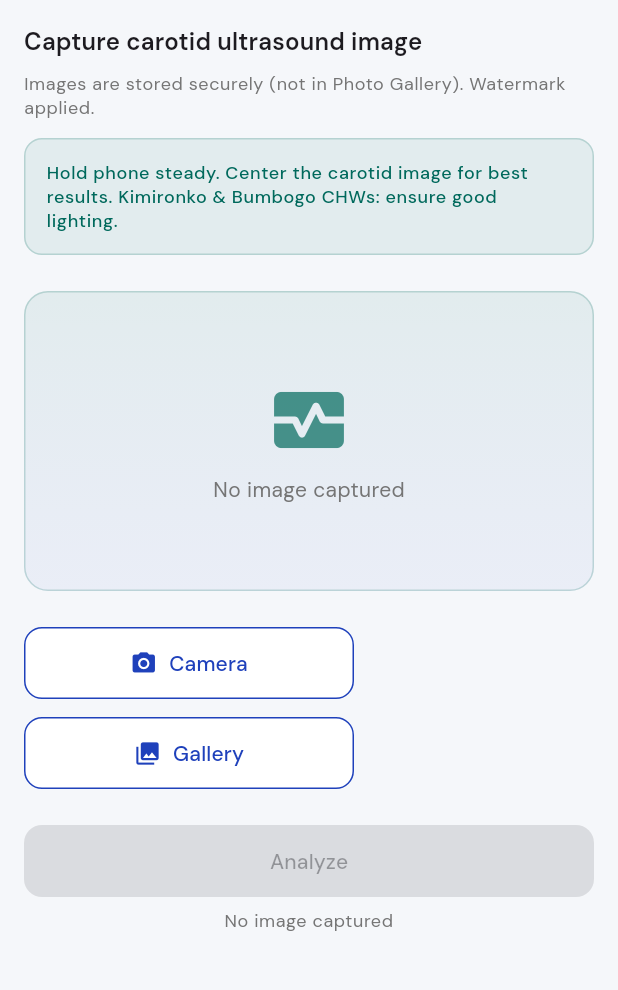
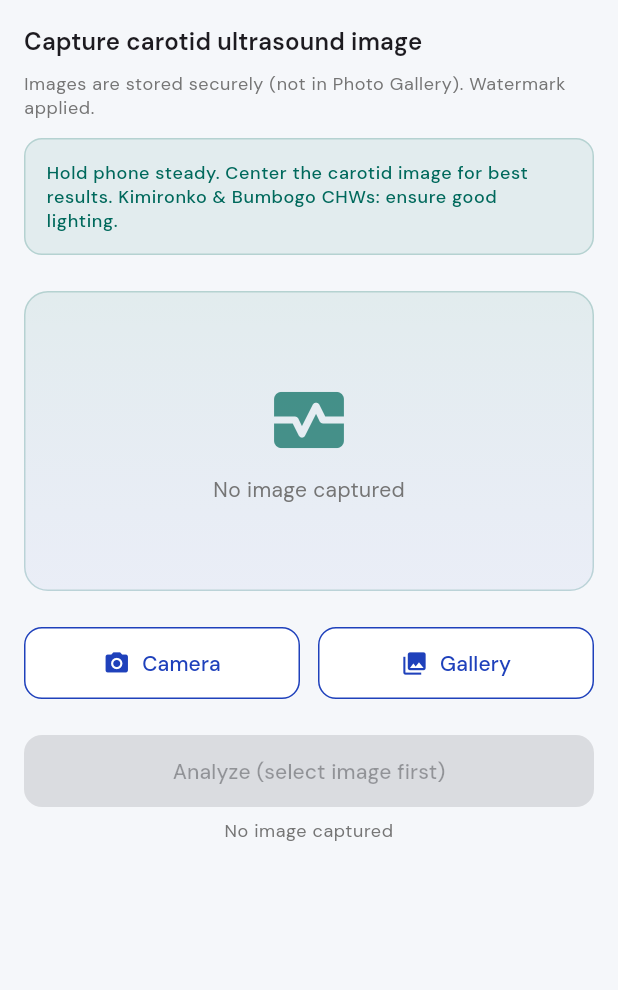
Before and after one commit to Deolinda1506/Capstone-project, a Flutter app: the ScanScreen screen opened by its route, on a phone screen of 412 x 824 dp, the part 84-1074 px from its top. Run offline on Flutter 3.47's test engine with Material 3 defaults, Android fonts, the phone set to English and light mode, and no system bars; our stand-ins replace connectivity_plus, file_picker, flutter_map, flutter_secure_storage, go_router, google_fonts and 5 more; accounts and stored records are empty; project files that could hold a hidden picture were left out.

Commit message:
Refine scan action layout for simulator usability.
This keeps camera and gallery actions on one row and makes the analyze button always visible with a clear precondition label when no image is selected.

Made-with: Cursor

```diff
--- a/app/lib/screens/scan/scan_screen.dart
+++ b/app/lib/screens/scan/scan_screen.dart
@@ -412,24 +412,27 @@ class _ScanScreenState extends State<ScanScreen> {
                   ),
                 ),
               const SizedBox(height: 24),
-              Wrap(
-                spacing: 12,
-                runSpacing: 12,
+              Row(
                 children: [
-                  SizedBox(
-                    width: 220,
+                  Expanded(
                     child: OutlinedButton.icon(
                       onPressed: () => _pickImage(ImageSource.camera),
                       icon: const Icon(Icons.camera_alt),
-                      label: Text(context.l10n.t('camera')),
+                      label: Text(
+                        context.l10n.t('camera'),
+                        overflow: TextOverflow.ellipsis,
+                      ),
                     ),
                   ),
-                  SizedBox(
-                    width: 220,
+                  const SizedBox(width: 12),
+                  Expanded(
                     child: OutlinedButton.icon(
                       onPressed: () => _pickImage(ImageSource.gallery),
                       icon: const Icon(Icons.photo_library),
-                      label: Text(context.l10n.t('gallery')),
+                      label: Text(
+                        context.l10n.t('gallery'),
+                        overflow: TextOverflow.ellipsis,
+                      ),
                     ),
                   ),
                 ],
@@ -445,7 +448,11 @@ class _ScanScreenState extends State<ScanScreen> {
                         width: 20,
                         child: CircularProgressIndicator(strokeWidth: 2),
                       )
-                    : Text(context.l10n.t('analyze')),
+                    : Text(
+                        _imageBytes == null
+                            ? '${context.l10n.t('analyze')} (select image first)'
+                            : context.l10n.t('analyze'),
+                      ),
               ),
               if (_imageBytes == null) ...[
                 const SizedBox(height: 8),
```
